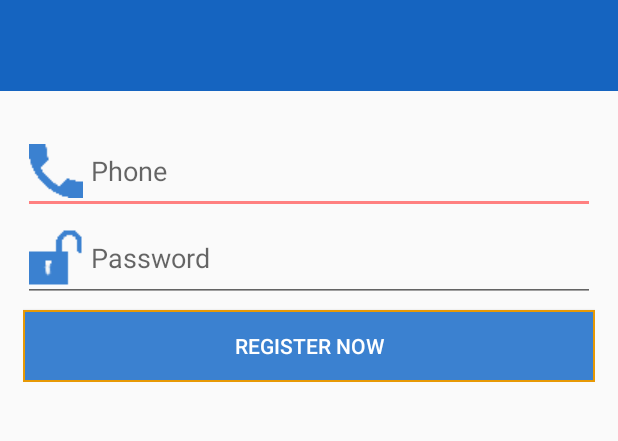
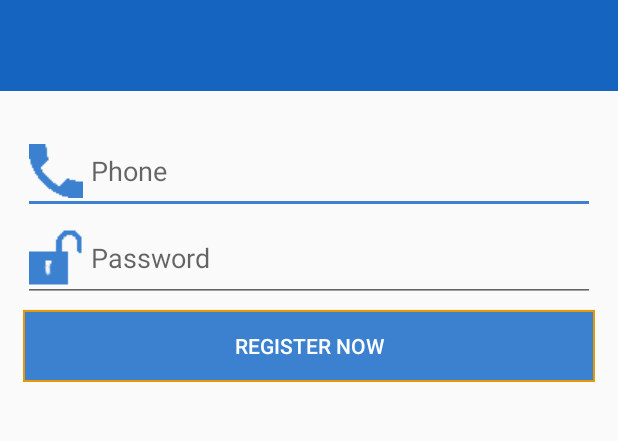
Before and after one commit to prianthon/ApkAtomComputer, an Android app: the SignUpActivity screen opened directly, with no data from a screen before it, on a phone screen of 412 x 824 dp, the part 179-620 px from its top. Run offline under Robolectric (Android 15) with nearby library versions, the phone set to English and light mode, and no system bars.

Commit message:
selesai ndean

```diff
--- a/app/src/main/res/values/colors.xml
+++ b/app/src/main/res/values/colors.xml
@@ -4,8 +4,8 @@
     <color name="light_gray">#e5e5e5</color>
     <color name="extra_light_gray">#f2f2f2</color>
     <color name="fab_color_1">#1565C0</color>
-    <color name="fab_color_1_muted">#ff8080</color>
-    <color name="fab_color_2">#9c27b0</color>
+    <color name="fab_color_1_muted">#3b81d0</color>
+    <color name="fab_color_2">#1565c0</color>
     <color name="fab_color_2_muted">#a56ab0</color>
     <color name="navigationbar">#3b81d0</color>
 </resources>
```
